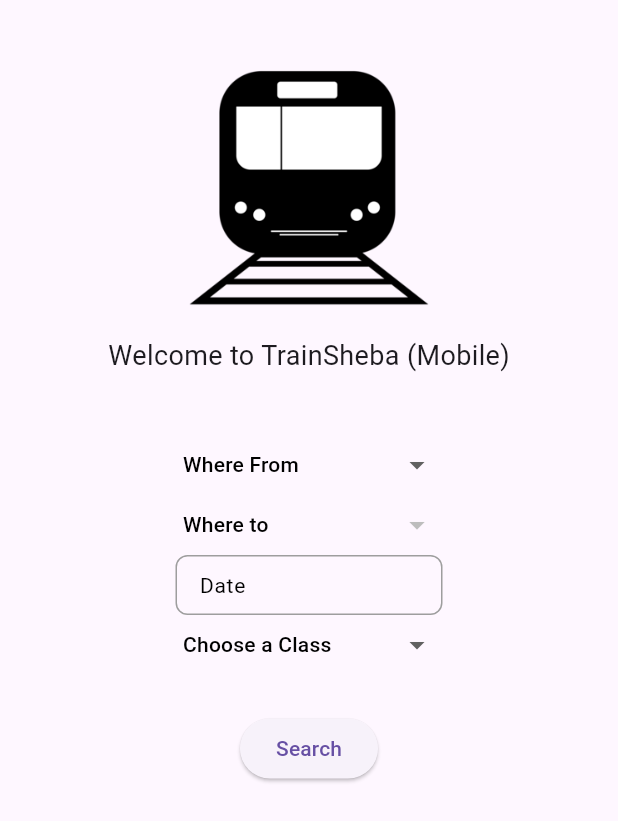
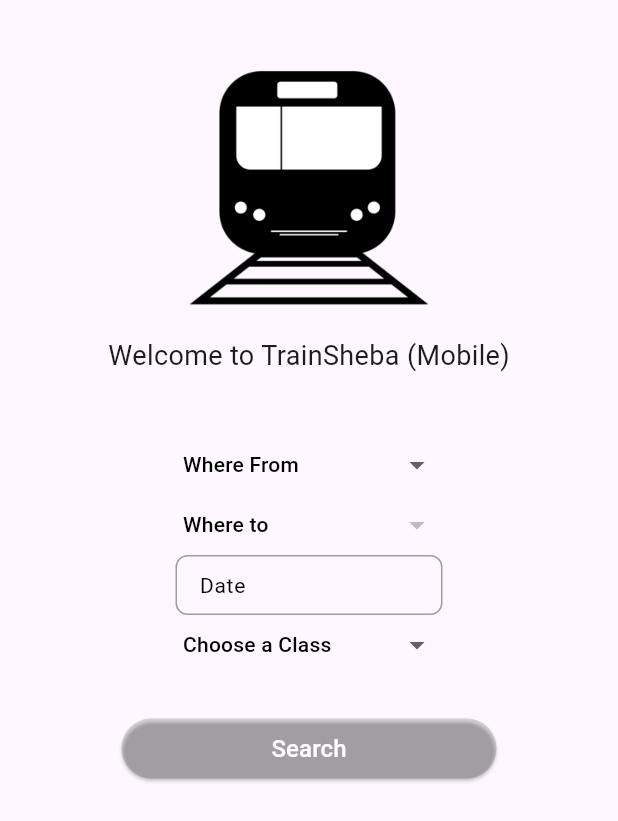
Before and after one commit to mzahin01/tc, a Flutter app: the screen it shows after launch, on a phone screen of 412 x 824 dp. Shown: the top 821 px of the screen. Run offline on Flutter 3.47's test engine with Material 3 defaults, Android fonts, the phone set to English and light mode, and no system bars; drawn by our look-alikes of dropdown_button2; our stand-ins replace cached_network_image, flutter_screenutil, flutter_svg, freezed_annotation, get, lottie; generated files the repository leaves out were written again.

Commit message:
enough guardrails

```diff
--- a/lib/app/modules/home/views/home_view.dart
+++ b/lib/app/modules/home/views/home_view.dart
@@ -58,6 +58,7 @@ class HomeView extends GetView<HomeController> {
             onChanged: (value) {
               controller.fromStation.value = value;
               controller.updateCombinedStations();
+              controller.isFormValid();
             },
             searchController: controller.seatClasstext,
             hintText: 'Where From',
@@ -71,6 +72,7 @@ class HomeView extends GetView<HomeController> {
             selectedValue: controller.toStation.value,
             onChanged: (value) {
               controller.toStation.value = value;
+              controller.isFormValid();
             },
             searchController: controller.seatClasstext,
             hintText: 'Where to',
@@ -81,11 +83,13 @@ class HomeView extends GetView<HomeController> {
             child: TextFieldWidget.oneLine(
               borderColor: Colors.grey,
               showCursor: false,
+              readOnly: true,
               hintText: 'Date',
               hintStyle: TextStyle(color: Colors.black, fontSize: 14),
               controller: controller.dateText,
               ontap: () {
                 controller.selectDate();
+                controller.isFormValid();
               },
               height: 40,
             ),
@@ -96,17 +100,32 @@ class HomeView extends GetView<HomeController> {
             selectedValue: controller.selectedClass.value,
             onChanged: (value) {
               controller.selectedClass.value = value;
+              controller.isFormValid();
             },
             searchController: controller.seatClasstext,
             hintText: 'Choose a Class',
             searchHint: 'Search Class',
           ),
           SizedBox(height: 25),
-          ElevatedButton(
-            onPressed: () {
-              controller.save();
-            },
-            child: const Text('Search'),
+          SizedBox(
+            width: 250,
+            child: ElevatedButton(
+              onPressed: () {
+                controller.save();
+              },
+              style: ElevatedButton.styleFrom(
+                backgroundColor: controller.isFormV.value
+                    ? Colors.redAccent
+                    : Colors.black12,
+              ),
+              child: Text(
+                'Search',
+                style: TextStyle(
+                  color: controller.isFormV.value ? Colors.white : Colors.white,
+                  fontSize: 16,
+                ),
+              ),
+            ),
           ),
           SizedBox(height: 25),
         ],
```
Also changed, not shown: lib/app/modules/home/controllers/home_controller.dart (+17 -0 lines).
